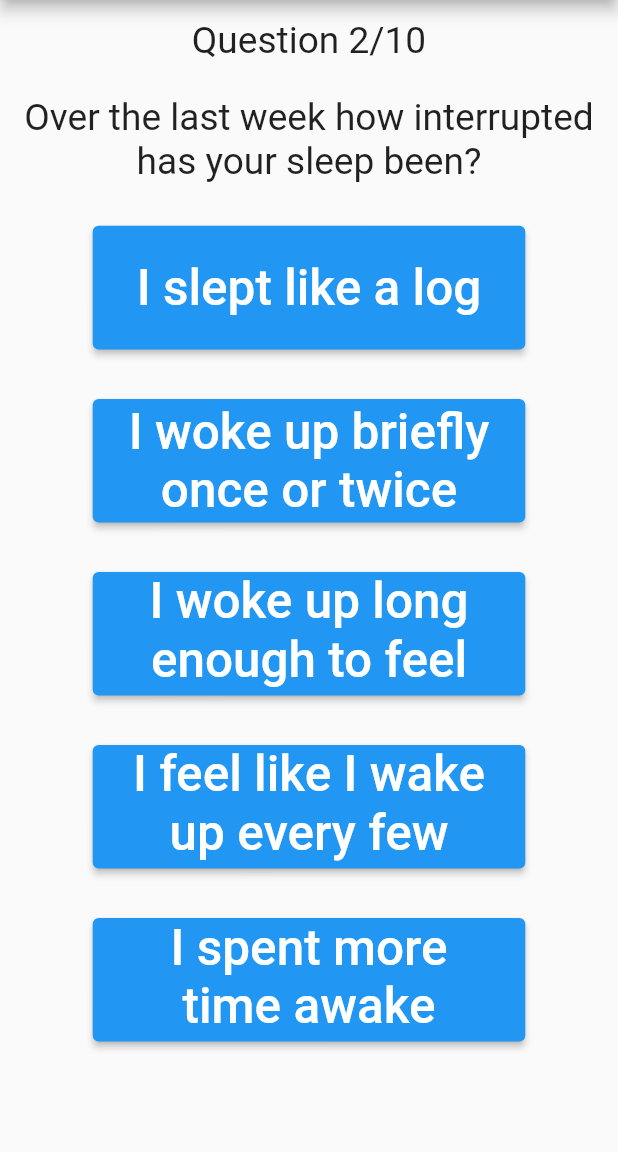
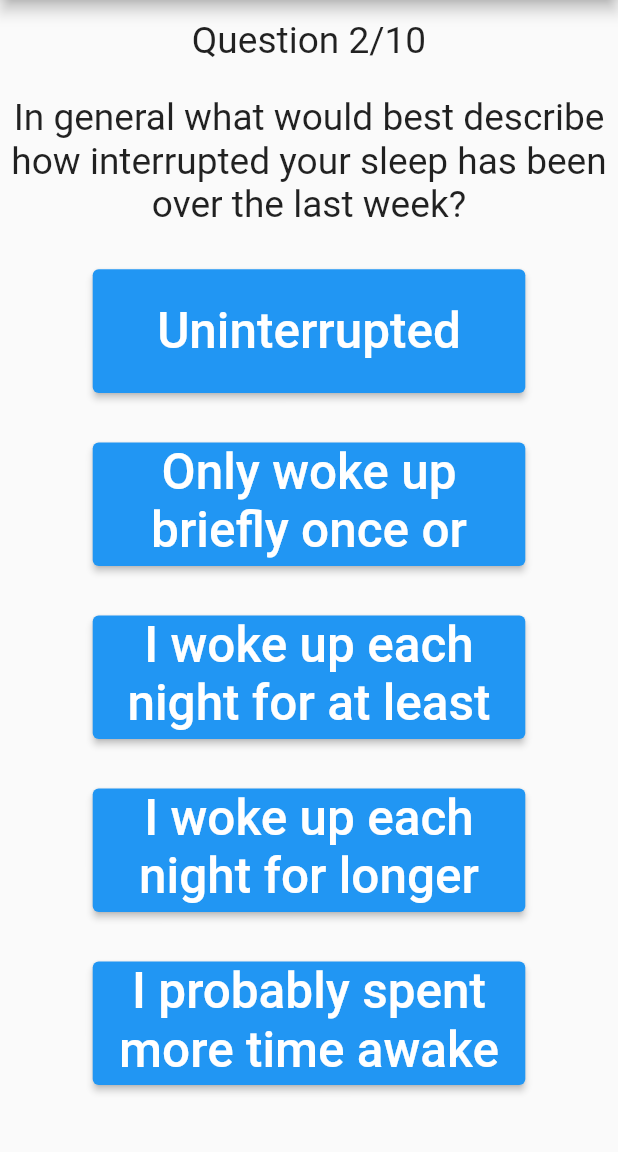
Before and after one commit to FalconLuma/-DECO38010--VillersBoysII, a Flutter app: the QuestionaireTestPage screen opened directly with empty values, after a tap on "0-2", on a phone screen of 412 x 824 dp, the part 84-1236 px from its top. Run offline on Flutter 3.47's test engine with Material 2 defaults, Android fonts, the phone set to English and light mode, and no system bars.

Commit message:
Changed questionnaire based on group feedback

```diff
--- a/villers_boys_ii/lib/questionaire_start.dart
+++ b/villers_boys_ii/lib/questionaire_start.dart
@@ -24,9 +24,7 @@ class _QuestionaireState extends State<QuestionairePage> {
           child: Column(children: [
             Text(
                 'Before you begin driving please complete the following questionnaire.'
-                'The questionnaire will consist of 10 multi-choice questions. Please answer all questions honestly '
-                'and if you believe you have made a mistake feel free to swipe back to the previous question and answer again.'
-                ' After completing the questionaire you will be directed to a reaction test automatically. Select the following button to begin the questionnaire:',
+                'The questionnaire will consist of 10 multi-choice questions. If you answer a question accidently, swipe back to access the previous question.',
                 style: TextStyle(
                     fontSize:
                         MediaQuery.of(context).size.height * BODY_TEXT_SIZE,
--- a/villers_boys_ii/lib/questionaire_test.dart
+++ b/villers_boys_ii/lib/questionaire_test.dart
@@ -55,21 +55,21 @@ class _QuestionaireTestState extends State<QuestionaireTestPage> {
   ];
 
   List<String> questions = const [
-    'Over the last week I have averaged x hours of sleep per night.',
-    'Over the last week how interrupted has your sleep been?',
-    'Last night I averaged x hours of sleep.',
-    'Over the last week I have found myself feeling tired before half my day has passed.',
-    'Over the last week I have completed my daily routine without needing an additional pick-me-up (e.g. coffee/energy drink).',
-    'Over the last week I have had problems concentrating and thinking clearly.',
-    'I have been yawning frequently today?',
-    'Over the last week I have been starting my day earlier than normal.',
-    'Over the last week I have been falling asleep later than normal.',
-    'Over the last week I have been waking up feeling well rested and refreshed.',
+    'How many hours of sleep per night have you averaged over the last week?',
+    'In general what would best describe how interrupted your sleep has been over the last week?',
+    'How many hours of sleep did you get last night?',
+    'How often have you found yourself feeling tired in the first half of your day over the last week?',
+    'How often have you completed your daily routine without needing an additional caffine kick or nap over the last week?',
+    'How often have you had problems concentrating and thinking clearly over the last week?',
+    'You have been yawning frequently today?',
+    'How often have you been starting your day earlier than normal over the last week?',
+    'How often have you been falling asleep later than normal over the last week?',
+    'How often have you been waking up feeling well rested and refreshed over the last week?',
   ];
 
   List<String> firstAnswer = const [
     '0-2',
-    'I slept like a log',
+    'Uninterrupted',
     '8+',
     'Never (0%)',
     'Never (0%)',
@@ -95,7 +95,7 @@ class _QuestionaireTestState extends State<QuestionaireTestPage> {
 
   List<String> secondAnswer = const [
     '2-4',
-    'I woke up briefly once or twice',
+    'Only woke up briefly once or twice a night',
     '6-8',
     'Sometimes (25%)',
     'Sometimes (25%)',
@@ -121,7 +121,7 @@ class _QuestionaireTestState extends State<QuestionaireTestPage> {
 
   List<String> thirdAnswer = const [
     '4-6',
-    'I woke up long enough to feel awake',
+    'I woke up each night for at least 5 minutes',
     '4-6',
     'Often (50%)',
     'Often (50%)',
@@ -148,7 +148,7 @@ class _QuestionaireTestState extends State<QuestionaireTestPage> {
   // ignore: non_constant_identifier_names
   List<String> FourthAnswer = const [
     '6-8',
-    'I feel like I wake up every few hours',
+    'I woke up each night for longer than 5 minutes',
     '2-4',
     'Usually (75%)',
     'Usually (75%)',
@@ -174,7 +174,7 @@ class _QuestionaireTestState extends State<QuestionaireTestPage> {
 
   List<String> fifthAnswer = const [
     '8+',
-    'I spent more time awake trying to sleep',
+    'I probably spent more time awake than asleep',
     '0-2',
     'Always (100%)',
     'Always (100%)',
```
